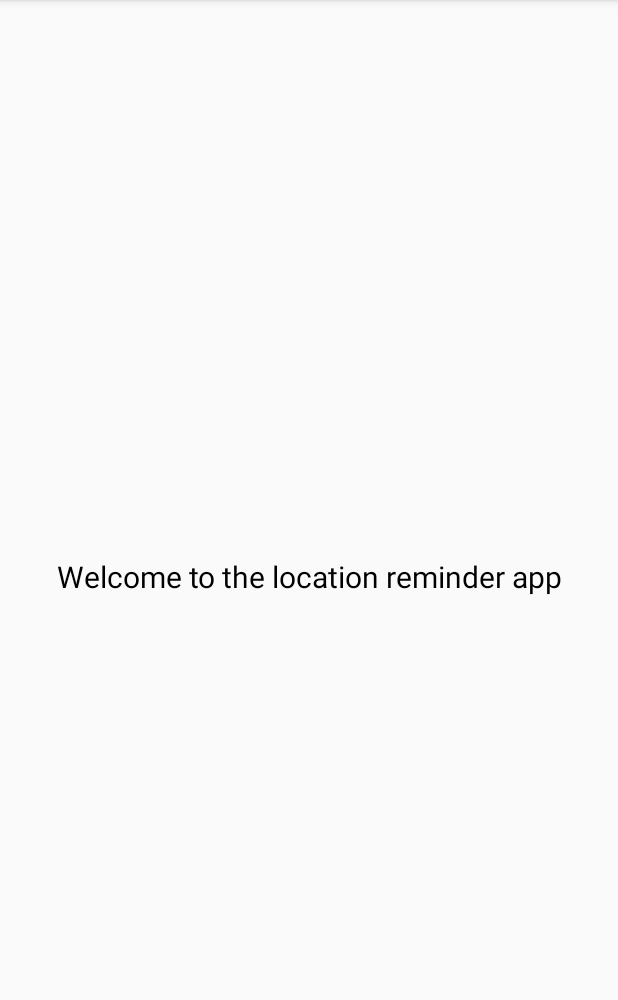
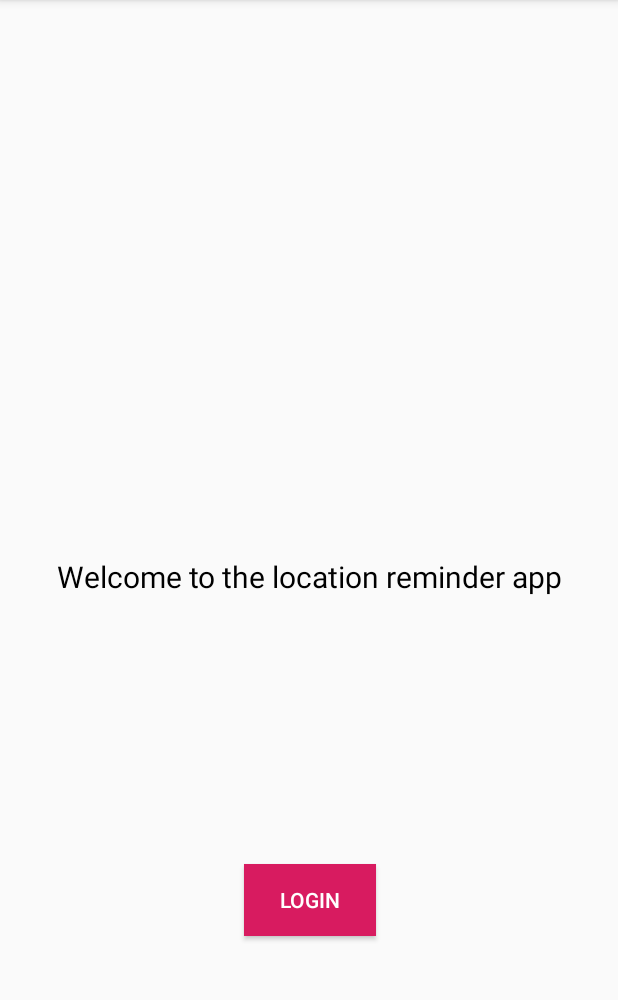
Before and after one commit to mavinkurve/Udacity-Location-Reminder, an Android app: the AuthenticationActivity screen opened directly, with no data from a screen before it, on a phone screen of 412 x 824 dp, the part 84-1084 px from its top. Run offline under Robolectric (Android 15) with nearby library versions, the phone set to English and light mode, and no system bars; our stand-ins replace Firebase (no records; nobody signed in at launch, a user with empty details on screens opened directly); libraries missing offline, so code that uses them is left out: com.firebase.ui.

Commit message:
Enable authentication

```diff
--- a/app/src/debug/res/values/google_maps_api.xml
+++ b/app/src/debug/res/values/google_maps_api.xml
@@ -1,4 +1,4 @@
 <resources>
 <!--    TODO: Before you run your application, you need a Google Maps API key.-->
-    <string name="google_maps_key" templateMergeStrategy="preserve" translatable="false"></string>
+    <string name="google_maps_key" templateMergeStrategy="preserve" translatable="false">AIzaSyD_HoOh0JQ9qIfjWroSvLjAp2PoJM9Rmyw</string>
 </resources>
--- a/app/src/main/java/com/udacity/project4/locationreminders/geofence/GeofenceTransitionsJobIntentService.kt
+++ b/app/src/main/java/com/udacity/project4/locationreminders/geofence/GeofenceTransitionsJobIntentService.kt
@@ -4,6 +4,7 @@ import android.content.Context
 import android.content.Intent
 import androidx.core.app.JobIntentService
 import com.google.android.gms.location.Geofence
+import com.udacity.project4.locationreminders.data.ReminderDataSource
 import com.udacity.project4.locationreminders.data.dto.ReminderDTO
 import com.udacity.project4.locationreminders.data.dto.Result
 import com.udacity.project4.locationreminders.data.local.RemindersLocalRepository
--- a/app/src/main/java/com/udacity/project4/locationreminders/reminderslist/RemindersListViewModel.kt
+++ b/app/src/main/java/com/udacity/project4/locationreminders/reminderslist/RemindersListViewModel.kt
@@ -57,4 +57,7 @@ class RemindersListViewModel(
     private fun invalidateShowNoData() {
         showNoData.value = remindersList.value == null || remindersList.value!!.isEmpty()
     }
+
+
+
 }
--- a/app/src/main/res/layout/activity_authentication.xml
+++ b/app/src/main/res/layout/activity_authentication.xml
@@ -7,6 +7,7 @@
     tools:context=".authentication.AuthenticationActivity">
 
     <TextView
+        android:id="@+id/textView"
         android:layout_width="wrap_content"
         android:layout_height="wrap_content"
         android:text="@string/welcome_to_the_location_reminder_app"
@@ -17,4 +18,19 @@
         app:layout_constraintStart_toStartOf="parent"
         app:layout_constraintTop_toTopOf="parent" />
 
+    <Button
+        android:id="@+id/auth_button"
+        android:layout_width="wrap_content"
+        android:layout_height="wrap_content"
+        android:background="@color/colorAccent"
+        android:textColor="@color/white"
+        app:layout_constraintBottom_toBottomOf="parent"
+        app:layout_constraintEnd_toEndOf="@+id/textView"
+        app:layout_constraintLeft_toLeftOf="parent"
+        app:layout_constraintStart_toStartOf="@+id/textView"
+        app:layout_constraintTop_toTopOf="parent"
+        app:layout_constraintVertical_bias="0.8"
+        android:text="@string/login_button_text"
+        tools:text="@string/login_button_text" />
+
 </androidx.constraintlayout.widget.ConstraintLayout>
--- a/app/src/main/res/layout/activity_reminders.xml
+++ b/app/src/main/res/layout/activity_reminders.xml
@@ -4,6 +4,7 @@
     xmlns:tools="http://schemas.android.com/tools"
     android:layout_width="match_parent"
     android:layout_height="match_parent"
+    android:id="@+id/remindersConstraintLayout"
     tools:context=".locationreminders.RemindersActivity">
 
         <fragment
--- a/app/src/main/res/values/strings.xml
+++ b/app/src/main/res/values/strings.xml
@@ -40,4 +40,7 @@
     <string name="geofence_too_many_geofences">Your app has registered too many geofences.</string>
     <string name="geofence_too_many_pending_intents">You have provided too many PendingIntents to the addGeofences() call.</string>
     <string name="error_adding_geofence">Error Happened, Can\'t Add Geofence</string>
+    <string name="login_button_text">Login</string>
+    <string name="logout_text">Logout</string>
+    <string name="LoadingText">Loading..</string>
 </resources>
--- a/build.gradle
+++ b/build.gradle
@@ -10,10 +10,10 @@ buildscript {
 
     }
     dependencies {
-        classpath 'com.android.tools.build:gradle:4.0.1'
+        classpath 'com.android.tools.build:gradle:4.0.2'
         classpath "org.jetbrains.kotlin:kotlin-gradle-plugin:$kotlinVersion"
         classpath "androidx.navigation:navigation-safe-args-gradle-plugin:$navigationVersion"
-        classpath 'com.google.gms:google-services:4.3.3'
+        classpath 'com.google.gms:google-services:4.3.12'
 
         // NOTE: Do not place your application dependencies here; they belong
         // in the individual module build.gradle files
@@ -33,7 +33,7 @@ task clean(type: Delete) {
 ext {
     // Sdk and tools
     // Support library and architecture components support minSdk 14 and above.
-    minSdkVersion = 16
+    minSdkVersion = 26
     targetSdkVersion = 30
     compileSdkVersion = 30
 
```
Also changed, not shown: app/build.gradle (+7 -4 lines), app/src/main/java/com/udacity/project4/MyApp.kt (+15 -1 lines), app/src/main/java/com/udacity/project4/authentication/AuthenticationActivity.kt (+47 -4 lines), app/src/main/java/com/udacity/project4/authentication/FirebaseUserLiveData.kt (added, +30 -0 lines), app/src/main/java/com/udacity/project4/locationreminders/RemindersActivity.kt (+35 -2 lines), app/src/main/java/com/udacity/project4/locationreminders/reminderslist/ReminderListFragment.kt (+11 -1 lines), 1 other file.
